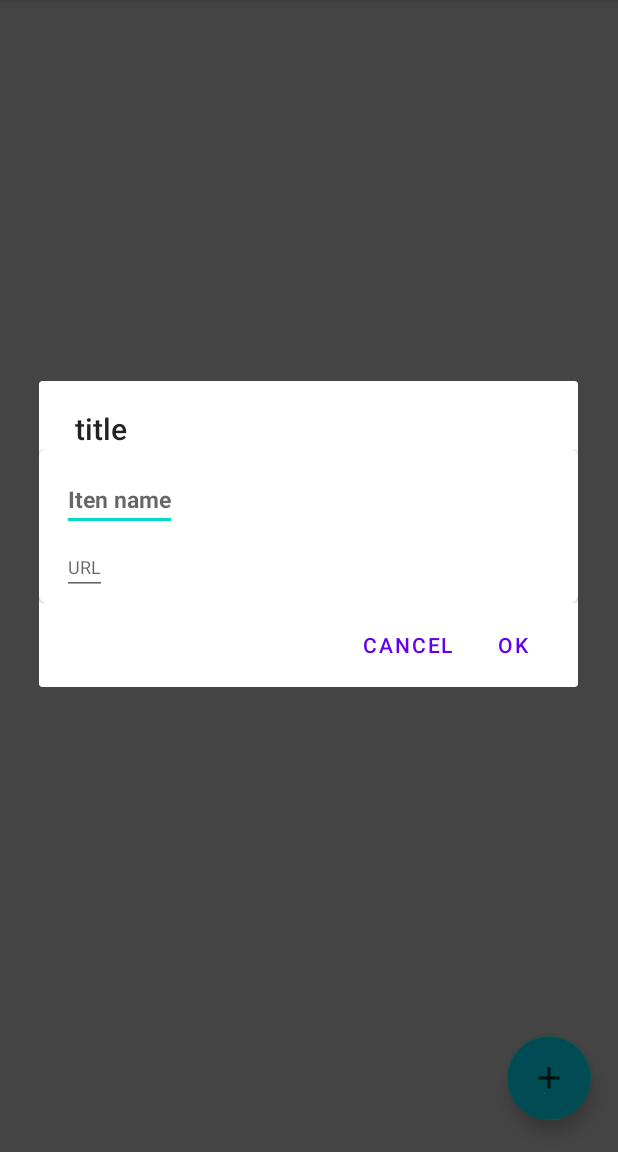
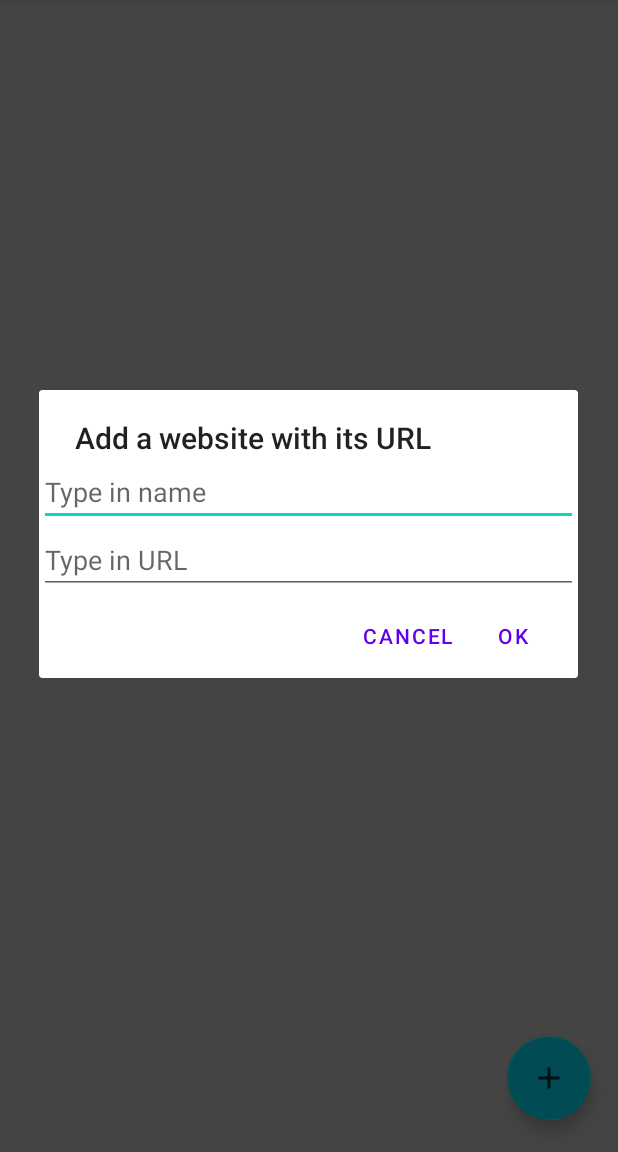
Before and after one commit to tobyatgithub/cs5520MobileAppDesign, an Android app: the LinkCollector screen opened directly, with no data from a screen before it, after a tap on an icon or button, on a phone screen of 412 x 824 dp, the part 84-1236 px from its top. Run offline under Robolectric (Android 15) with nearby library versions, the light colour scheme and no system bars.

Commit message:
interesting... the add is now working!  it turns out that I was linking to the wrong layout.

```diff
--- a/NUMAD2021Spring-FangyuanHuang/app/src/main/java/edu/neu/madcourse/numad2021spring_fangyuanhuang/LinkCollector.java
+++ b/NUMAD2021Spring-FangyuanHuang/app/src/main/java/edu/neu/madcourse/numad2021spring_fangyuanhuang/LinkCollector.java
@@ -4,11 +4,11 @@ import android.app.AlertDialog;
 import android.content.DialogInterface;
 import android.os.Bundle;
 import android.text.InputType;
+import android.util.Log;
 import android.view.LayoutInflater;
 import android.view.View;
-import android.widget.ArrayAdapter;
 import android.widget.EditText;
-import android.widget.ListView;
+import android.widget.LinearLayout;
 import android.widget.Toast;
 
 import androidx.appcompat.app.AppCompatActivity;
@@ -27,21 +27,6 @@ public class LinkCollector extends AppCompatActivity {
     private LinkCollectorViewAdapter rviewAdapter;
     private RecyclerView.LayoutManager rLayoutManager;
     private FloatingActionButton addButton;
-//
-//    private FloatingActionButton fab;
-//    ArrayAdapter<String> adapter;
-//    private ListView myListView;
-//    private String m_Text = "";
-
-//    @Override
-//    protected void onStart() {
-//        super.onStart();
-//        myListView = findViewById(R.id.listView);
-//        adapter = new ArrayAdapter<String>(this,
-//                android.R.layout.simple_list_item_1,
-//                listItems);
-//        myListView.setAdapter(adapter);
-//    }
 
     @Override
     protected void onCreate(Bundle savedInstanceState) {
@@ -58,15 +43,6 @@ public class LinkCollector extends AppCompatActivity {
                 addItem(pos);
             }
         });
-//        fab = findViewById(R.id.fab);
-//        fab.setOnClickListener(new View.OnClickListener() {
-//            @Override
-//            public void onClick(View view) {
-//                addListItem();
-//                Snackbar.make(view, "Item added to list",
-//                        Snackbar.LENGTH_LONG).setAction("Action", null).show();
-//            }
-//        });
     }
 
     private void init(Bundle savedInstanceState) {
@@ -117,17 +93,27 @@ public class LinkCollector extends AppCompatActivity {
 
     private void addItem(int position) {
         AlertDialog.Builder builder = new AlertDialog.Builder(this);
-        builder.setTitle("title");
+        builder.setTitle("Add a website with its URL");
 
-        LayoutInflater factory = LayoutInflater.from(this);
-        final View textEntryView = factory.inflate(R.layout.item_card, null);
-        final EditText nameInput = (EditText) textEntryView.findViewById(R.id.item_name);
-        final EditText urlInput = (EditText) textEntryView.findViewById(R.id.item_url);
+        // two input layout
+//        LayoutInflater factory = LayoutInflater.from(this);
+//        final View textEntryView = factory.inflate(R.layout.item_card, null);
+        LinearLayout textEntryView = new LinearLayout(this);
+        textEntryView.setOrientation(LinearLayout.VERTICAL);
+        final EditText nameInput = new EditText(this);
+        final EditText urlInput = new EditText(this);
+//        final EditText nameInput = (EditText) textEntryView.findViewById(R.id.item_name);
+//        final EditText urlInput = (EditText) textEntryView.findViewById(R.id.item_url);
         nameInput.setInputType(InputType.TYPE_CLASS_TEXT);
+        nameInput.setHint("Type in name");
         urlInput.setInputType(InputType.TYPE_TEXT_VARIATION_URI);
+        urlInput.setHint("Type in URL");
         urlInput.setLinksClickable(true);
+        textEntryView.addView(nameInput);
+        textEntryView.addView(urlInput);
         builder.setView(textEntryView);
 
+        // onClick OK
         builder.setPositiveButton("OK", new DialogInterface.OnClickListener() {
             @Override
             public void onClick(DialogInterface dialog, int which) {
@@ -136,7 +122,7 @@ public class LinkCollector extends AppCompatActivity {
                 LinkCollectorItemCard itemCard = new LinkCollectorItemCard(nameText, urlText);
                 itemList.add(position, itemCard);
                 rviewAdapter.notifyDataSetChanged();
-                Toast.makeText(LinkCollector.this, "Add an item", Toast.LENGTH_SHORT).show();
+                Toast.makeText(LinkCollector.this, "Added a website", Toast.LENGTH_SHORT).show();
             }
         });
         builder.setNegativeButton("Cancel", new DialogInterface.OnClickListener() {
@@ -146,6 +132,6 @@ public class LinkCollector extends AppCompatActivity {
             }
         });
         builder.show();
-
+        rviewAdapter.notifyDataSetChanged();
     }
 }
--- a/NUMAD2021Spring-FangyuanHuang/app/src/main/java/edu/neu/madcourse/numad2021spring_fangyuanhuang/LinkCollectorItemCard.java
+++ b/NUMAD2021Spring-FangyuanHuang/app/src/main/java/edu/neu/madcourse/numad2021spring_fangyuanhuang/LinkCollectorItemCard.java
@@ -1,4 +1,6 @@
 package edu.neu.madcourse.numad2021spring_fangyuanhuang;
+
+import android.util.Log;
 
 public class LinkCollectorItemCard implements ItemClickListener {
     private final String itemName;
@@ -20,5 +22,6 @@ public class LinkCollectorItemCard implements ItemClickListener {
     @Override
     public void onItemClick(int position) {
         // TODO: link to website
+        Log.i("hmmm..", "maybe...do something?");
     }
 }
--- a/NUMAD2021Spring-FangyuanHuang/app/src/main/java/edu/neu/madcourse/numad2021spring_fangyuanhuang/LinkCollectorViewAdapter.java
+++ b/NUMAD2021Spring-FangyuanHuang/app/src/main/java/edu/neu/madcourse/numad2021spring_fangyuanhuang/LinkCollectorViewAdapter.java
@@ -30,14 +30,15 @@ public class LinkCollectorViewAdapter extends RecyclerView.Adapter<LinkCollector
     }
 
     @Override
-    public void onBindViewHolder(@NonNull LinkCollectorViewHolder holder, int position) {
+    public void onBindViewHolder(LinkCollectorViewHolder holder, int position) {
         LinkCollectorItemCard currentItem = itemList.get(position);
+
         holder.itemName.setText(currentItem.getItemName());
         holder.itemURL.setText(currentItem.getItemURL());
     }
 
     @Override
     public int getItemCount() {
-        return 0;
+        return itemList.size();
     }
 }
--- a/NUMAD2021Spring-FangyuanHuang/app/src/main/res/layout/item_card.xml
+++ b/NUMAD2021Spring-FangyuanHuang/app/src/main/res/layout/item_card.xml
@@ -11,7 +11,7 @@
         android:layout_height="match_parent"
         android:layout_margin="5dp">
 
-        <EditText
+        <TextView
             android:id="@+id/item_name"
             android:layout_width="wrap_content"
             android:layout_height="wrap_content"
@@ -20,9 +20,9 @@
             android:textColor="@android:color/black"
             android:textSize="15sp"
             android:textStyle="bold"
-            android:hint="Iten name"/>
+            android:text="Item name"/>
 
-        <EditText
+        <TextView
             android:id="@+id/item_url"
             android:layout_width="wrap_content"
             android:layout_height="wrap_content"
@@ -30,7 +30,7 @@
             android:layout_marginStart="10dp"
             android:layout_marginTop="5dp"
             android:textSize="12sp"
-            android:hint="URL" />
+            android:text="URL" />
 
     </RelativeLayout>
 
```
